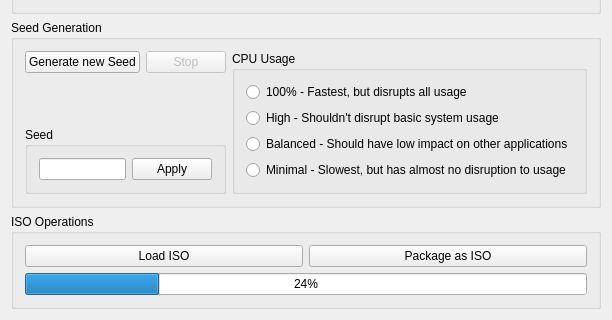
First picture: the form in randovania/gui/manage_game_window.ui, repository randovania/randovania, before the edit; both pictures show x 0 to 612 and y 178 to 498 of the 612 by 498 pixel window.
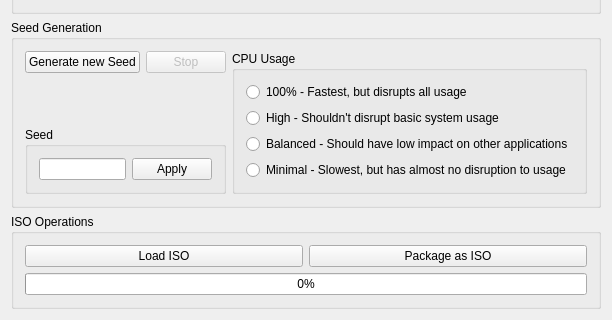
Second picture: the form after the edit.

```diff
--- a/randovania/gui/manage_game_window.ui
+++ b/randovania/gui/manage_game_window.ui
@@ -6,7 +6,7 @@
    <rect>
     <x>0</x>
     <y>0</y>
-    <width>548</width>
+    <width>562</width>
     <height>498</height>
    </rect>
   </property>
@@ -56,7 +56,7 @@
        <item row="1" column="0" colspan="2">
         <widget class="QProgressBar" name="progressBar">
          <property name="value">
-          <number>24</number>
+          <number>0</number>
          </property>
         </widget>
        </item>
```
Left out of the diff: 2 changed lines with no effect on the pictures.
